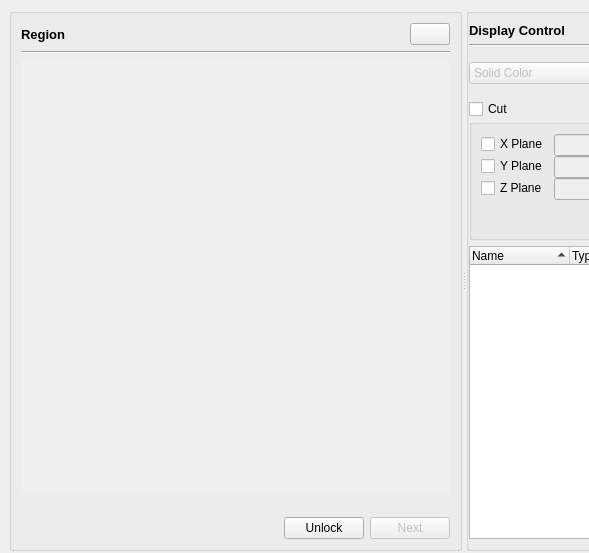
Above: baramSnappy/view/main_window/main_window.ui from nextfoam/baram before the change; both pictures show x 0 to 589 and y 92 to 645 of the 1221 by 891 pixel window. Below: the same form after it.
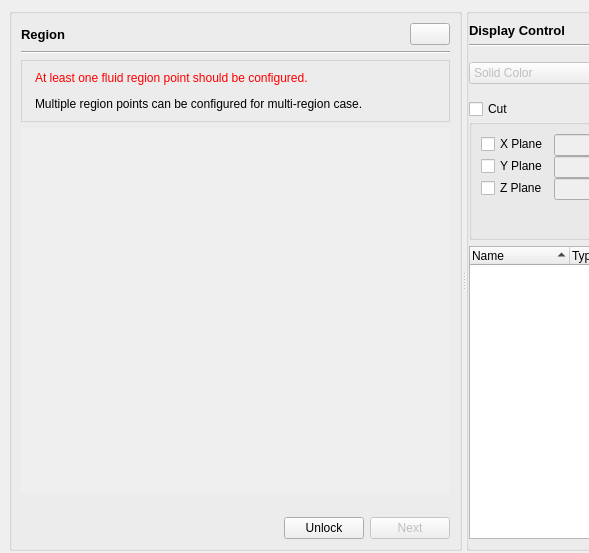
That is the form after the change. The open tabs and pages were chosen to show the change. Icons and pictures are not drawn. Custom widgets are drawn as their Qt base class.

Commit message: Issue #305 Region Page 검증 시 fluid region 생성 여부 확인

What changed in the file:
```diff
--- a/baramSnappy/view/main_window/main_window.ui
+++ b/baramSnappy/view/main_window/main_window.ui
@@ -561,6 +561,22 @@
                  </property>
                 </widget>
                </item>
+               <item>
+                <widget class="QLabel" name="regionMessage">
+                 <property name="styleSheet">
+                  <string notr="true">padding: 10px; border: 1px solid LightGrey</string>
+                 </property>
+                 <property name="frameShape">
+                  <enum>QFrame::NoFrame</enum>
+                 </property>
+                 <property name="text">
+                  <string>&lt;html&gt;&lt;head/&gt;&lt;body&gt;&lt;p&gt;&lt;span style=&quot; color:#ff0000;&quot;&gt;At least one fluid region point should be configured.&lt;/span&gt;&lt;/p&gt;&lt;p&gt;Multiple region points can be configured for multi-region case.&lt;/p&gt;&lt;/body&gt;&lt;/html&gt;</string>
+                 </property>
+                 <property name="wordWrap">
+                  <bool>true</bool>
+                 </property>
+                </widget>
+               </item>
                <item>
                 <widget class="QScrollArea" name="regionArea">
                  <property name="frameShape">
@@ -577,8 +593,8 @@
                    <rect>
                     <x>0</x>
                     <y>0</y>
-                    <width>100</width>
-                    <height>30</height>
+                    <width>434</width>
+                    <height>366</height>
                    </rect>
                   </property>
                  </widget>
```
Left out of the diff: 4 changed lines with no effect on the pictures. The commit also changes 3 other files.
